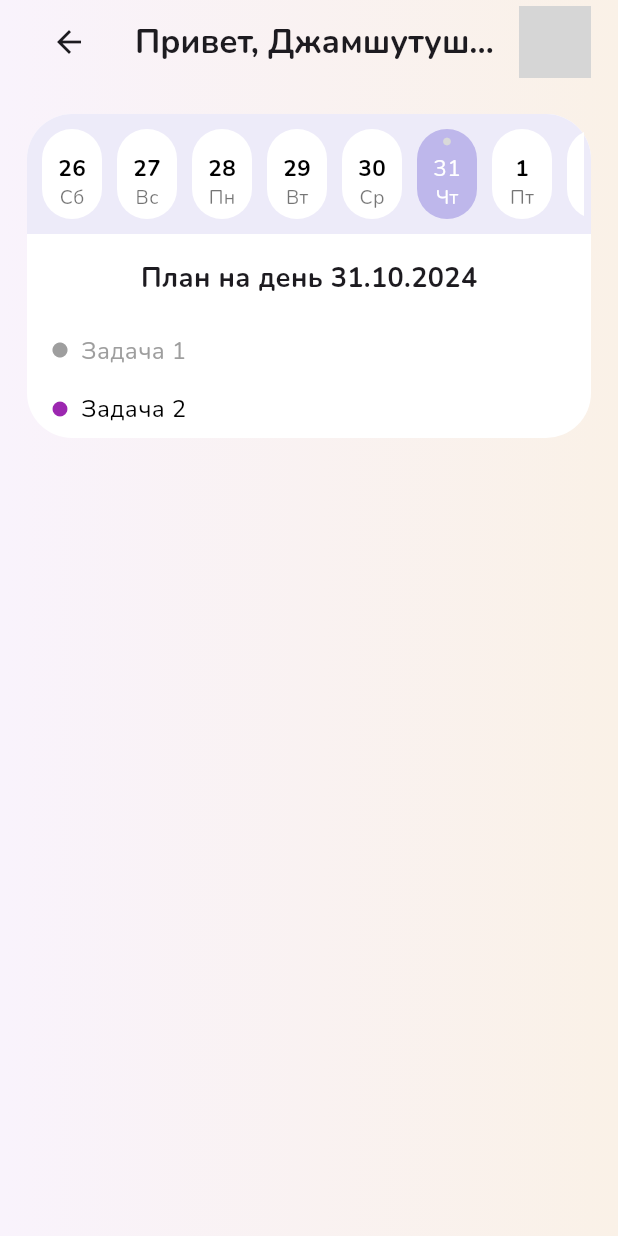
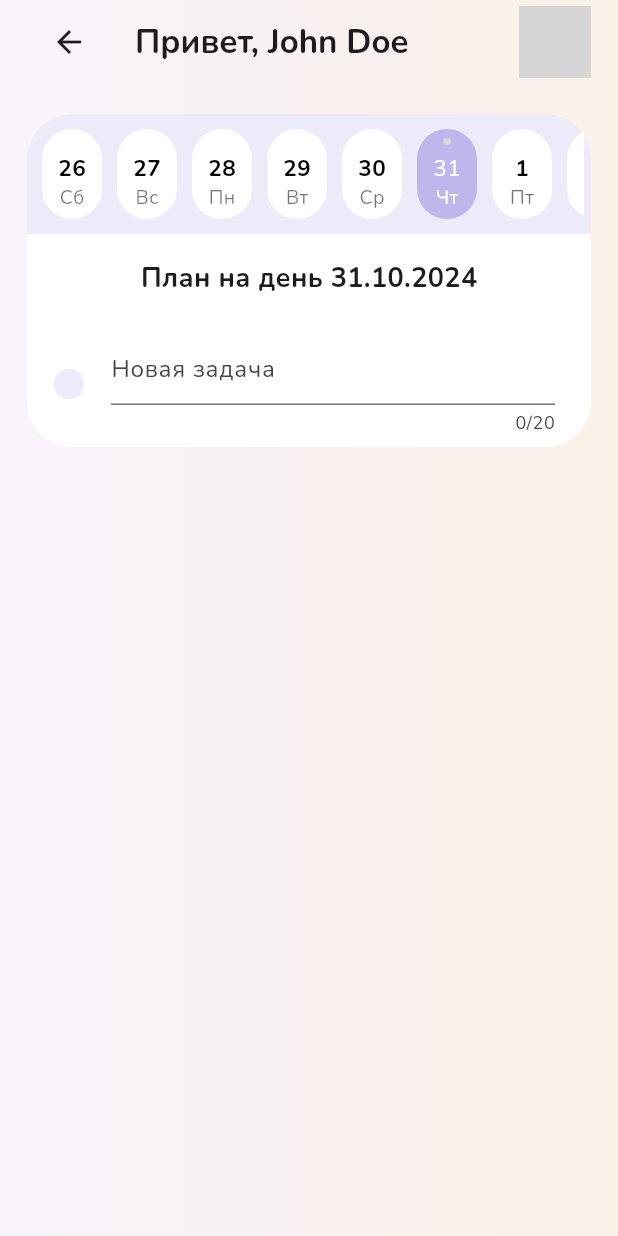
Before and after one commit to z3r002/softorium, a Flutter app: the UIHomeScreen screen opened directly, on a phone screen of 412 x 824 dp. Run offline on Flutter 3.47's test engine with Material 3 defaults, Android fonts, the light colour scheme and no system bars; our stand-ins replace auto_route, easy_localization, flutter_mobx, flutter_svg, get_it, mobx and 1 more; accounts and stored records are empty; generated files the repository leaves out were written again; network calls fail; grey boxes are pictures that could not be loaded.

```diff
--- a/lib/presenter/home/screens/home_screen.dart
+++ b/lib/presenter/home/screens/home_screen.dart
@@ -3,8 +3,15 @@ import 'package:flutter/material.dart';
 import 'package:flutter_svg/flutter_svg.dart';
 import 'package:get_it/get_it.dart';
 import 'package:softoriim/presenter/home/store/home_store.dart';
+import 'package:softoriim/presenter/home/widgets/app_bar_widget.dart';
+import 'package:softoriim/presenter/home/widgets/calendar_widget.dart';
 import 'package:softoriim/shared/consts/assets.dart';
 import 'package:softoriim/shared/consts/colors.dart';
+import 'package:mobx/mobx.dart';
+import 'package:flutter_mobx/flutter_mobx.dart';
+
+
+//https://media.istockphoto.com/id/1392783238/ru/%D1%84%D0%BE%D1%82%D0%BE/%D0%BF%D0%BE%D1%80%D1%82%D1%80%D0%B5%D1%82-%D1%83%D0%BB%D1%8B%D0%B1%D0%B0%D1%8E%D1%89%D0%B5%D0%B9%D1%81%D1%8F-%D0%B6%D0%B5%D0%BD%D1%89%D0%B8%D0%BD%D1%8B-%D0%BF%D0%BE%D0%B4%D1%80%D0%BE%D1%81%D1%82%D0%BA%D0%B0-%D1%81%D0%BC%D0%BE%D1%82%D1%80%D1%8F%D1%89%D0%B5%D0%B9-%D0%B2-%D0%BA%D0%B0%D0%BC%D0%B5%D1%80%D1%83-%D0%BD%D0%B0-%D1%81%D0%B8%D0%BD%D0%B5%D0%BC-%D1%84%D0%BE%D0%BD%D0%B5.jpg?s=612x612&w=0&k=20&c=lKnj0o2PabShTGJuiDJFlXHpK4t8PM018fd5kvVIFps=
 
 @RoutePage()
 class UIHomeScreen extends StatefulWidget {
@@ -16,14 +23,21 @@ class UIHomeScreen extends StatefulWidget {
 
 class _UIHomeScreenState extends State<UIHomeScreen> {
   final HomeStore homeStore = GetIt.I.get<HomeStore>();
+  TextEditingController newTaskController = TextEditingController();
+
+  @override
+  void initState() {
+    homeStore.loadTasks();
+    super.initState();
+  }
+
 
 
   @override
   Widget build(BuildContext context) {
-
-
     return Scaffold(
-      body: Container(
+      body: Observer(
+        builder: (_) => Container(
       padding: EdgeInsets.only(left: 18, right: 18),
       decoration: BoxDecoration(
         gradient: LinearGradient(
@@ -35,22 +49,8 @@ class _UIHomeScreenState extends State<UIHomeScreen> {
       ),
       child: Column(
         children: [
-            AppBar(
-              backgroundColor: Colors.transparent,
-              elevation: 0,
-              excludeHeaderSemantics: true,
-              title: Text(
-                'Привет, Джамшутушка',
-                style: TextStyle(fontWeight: FontWeight.w700),
-              ),
-              actions: [
-                CircleAvatar(
-                  radius: 24,
-                  backgroundImage: NetworkImage(
-                      'https://media.istockphoto.com/id/1392783238/ru/%D1%84%D0%BE%D1%82%D0%BE/%D0%BF%D0%BE%D1%80%D1%82%D1%80%D0%B5%D1%82-%D1%83%D0%BB%D1%8B%D0%B1%D0%B0%D1%8E%D1%89%D0%B5%D0%B9%D1%81%D1%8F-%D0%B6%D0%B5%D0%BD%D1%89%D0%B8%D0%BD%D1%8B-%D0%BF%D0%BE%D0%B4%D1%80%D0%BE%D1%81%D1%82%D0%BA%D0%B0-%D1%81%D0%BC%D0%BE%D1%82%D1%80%D1%8F%D1%89%D0%B5%D0%B9-%D0%B2-%D0%BA%D0%B0%D0%BC%D0%B5%D1%80%D1%83-%D0%BD%D0%B0-%D1%81%D0%B8%D0%BD%D0%B5%D0%BC-%D1%84%D0%BE%D0%BD%D0%B5.jpg?s=612x612&w=0&k=20&c=lKnj0o2PabShTGJuiDJFlXHpK4t8PM018fd5kvVIFps='),
-                ),
-              ],
-            ),
+          UIAppBarWidget(),
+
           Container(
             decoration: BoxDecoration(
               color: Colors.white,
@@ -61,94 +61,7 @@ class _UIHomeScreenState extends State<UIHomeScreen> {
               mainAxisAlignment: MainAxisAlignment.start,
               crossAxisAlignment: CrossAxisAlignment.center,
               children: [
-                  Container(
-                    height: 80,
-                    padding: EdgeInsets.symmetric(horizontal: 5),
-                    decoration: BoxDecoration(
-                        color: UIColors.cEDEBF9,
-                        borderRadius: BorderRadius.only(
-                          topLeft: Radius.circular(30),
-                          topRight: Radius.circular(30),
-                        )),
-                    child: ListView.builder(
-                      scrollDirection: Axis.horizontal,
-                      itemCount: homeStore.endDate.difference(homeStore.startDate).inDays + 1,
-                      itemBuilder: (context, index) {
-                        final date = homeStore.startDate.add(Duration(days: index));
-                        final isSelected = date.day == homeStore.selectedDate.day &&
-                            date.month == homeStore.selectedDate.month &&
-                            date.year == homeStore.selectedDate.year;
-                        final isToday = date.day == DateTime.now().day &&
-                            date.month == DateTime.now().month &&
-                            date.year == DateTime.now().year;
-
-                        return GestureDetector(
-                          onTap: () {
-                              homeStore.selectedDate = date;
-                          },
-                          child: Container(
-                            height: 30,
-                            width: 40,
-                            // Reduced width for compact appearance
-                            margin: EdgeInsets.symmetric(
-                                horizontal: 5, vertical: 10),
-                            decoration: BoxDecoration(
-                              color:
-                                  isSelected ? UIColors.cBEB7EB : Colors.white,
-                              borderRadius: BorderRadius.circular(30),
-                            ),
-                            child: Padding(
-                              padding: const EdgeInsets.only(top: 5, bottom: 5),
-                              child: Stack(
-                                alignment: Alignment.center,
-                                children: [
-                                  if (isToday)
-                                    Positioned(
-                                      top: 0,
-                                      child: Icon(
-                                        Icons.circle,
-                                        size: 6,
-                                        color: UIColors.cD9D9D9, // Цвет точки
-                                      ),
-                                    ),
-                                  Column(
-                                    mainAxisAlignment: MainAxisAlignment.center,
-                                    children: [
-                                      SizedBox(
-                                        height: 10,
-                                      ),
-                                      Text(
-                                        '${date.day}',
-                                        style: TextStyle(
-                                          fontSize: 15,
-                                          fontWeight: isSelected
-                                              ?  FontWeight.normal
-                                              :FontWeight.bold,
-                                          color: isSelected
-                                              ? UIColors.white
-                                              : Colors.black,
-                                        ),
-                                      ),
-                                      Spacer(),
-                                      Text(
-                                        _getDayOfWeek(date),
-                                        style: TextStyle(
-                                          fontSize: 13,
-                                          color: isSelected
-                                              ? UIColors.white
-                                              : Colors.black54,
-                                        ),
-                                      ),
-                                    ],
-                                  ),
-                                ],
-                              ),
-                            ),
-                          ),
-                        );
-                      },
-                    ),
-                  ),
+                UICalendarWidget(homeStore: homeStore,),
                 Padding(
                   padding: const EdgeInsets.all(16.0),
                   child: Text(
@@ -157,13 +70,72 @@ class _UIHomeScreenState extends State<UIHomeScreen> {
                     TextStyle(fontSize: 18, fontWeight: FontWeight.bold),
                   ),
                 ),
-                  ListView(
+                ListView.builder(
+                  itemCount: homeStore.filteredTasks.length + 1, // Используем filteredTasks
                   shrinkWrap: true,
-                    children: [
-                      _buildTaskItem('Задача 1', isCompleted: true),
-                      _buildTaskItem('Задача 2'),
-                    ],
+                  itemBuilder: (context, index) {
+                    if (index == homeStore.filteredTasks.length) {
+                      // Поле для добавления новой задачи
+                      return ListTile(
+                        leading: Icon(Icons.circle, color:  UIColors.cEDEBF9,),
+
+                        title: TextField(
+                          controller: newTaskController,
+                          maxLength: 20,
+                          decoration: InputDecoration(
+                            hintText: 'Новая задача',
+                          ),
+                          onSubmitted: (value) {
+                            if (value.isNotEmpty) {
+                              homeStore.addTask(value);
+                              newTaskController.clear();
+                            }
+                          },
+                        ),
+                      );
+                    } else if (homeStore.filteredTasks.isNotEmpty) {
+                      // Проверка, что список не пустой
+                      final task = homeStore.filteredTasks[index];
+                      return GestureDetector(
+                        onTap: () {
+                          homeStore.selectedTaskIndex = (homeStore.selectedTaskIndex == index) ? null : index;
+                          homeStore.tasks = [...homeStore.tasks];
+                        },
+                        onLongPress: () => homeStore.toggleTaskCompletion(index),
+                        child: Container(
+                          color: homeStore.selectedTaskIndex == index ? UIColors.cEDEBF9 : null,
+                          child: ListTile(
+
+
+                            leading: Icon(Icons.circle, color: task.isCompleted ?  UIColors.cCECECE: UIColors.cEDEBF9,),
+                            title: Text(
+                              task.title,
+                              style: TextStyle(
+                                decoration: task.isCompleted
+                                    ? TextDecoration.lineThrough
+                                    : TextDecoration.none,
+                                color: task.isCompleted ? Colors.grey : Colors.black,
+                                fontWeight: task.isCompleted ? FontWeight.normal : FontWeight.bold,
+                              ),
+                            ),
+                            trailing: homeStore.selectedTaskIndex == index
+                                ? GestureDetector(
+                                onTap: () {
+                                  homeStore.removeTask(index);
+                                  homeStore.selectedTaskIndex = null;
+                                },
+                                child: Text('Удалить', style: TextStyle(fontSize: 14, decoration: TextDecoration.underline, fontWeight: FontWeight.bold),))
+                                : null,
+                          ),
+                        ),
+                      );
+                    } else {
+                      // Если нет задач в filteredTasks
+                      return SizedBox.shrink();
+                    }
+                  },
                 )
+
 
               ],
             ),
@@ -171,50 +143,6 @@ class _UIHomeScreenState extends State<UIHomeScreen> {
         ],
       ),
     ),
-    );
-  }
-
-  String _getDayOfWeek(DateTime date) {
-    const days = ['Пн', 'Вт', 'Ср', 'Чт', 'Пт', 'Сб', 'Вс'];
-    return days[date.weekday - 1];
-  }
-
-  Widget _buildTaskItem(String title,
-      {bool isCompleted = false,
-      bool isDeletable = false,
-      bool isItalic = false}) {
-    return Padding(
-      padding: const EdgeInsets.symmetric(horizontal: 16.0, vertical: 8.0),
-      child: Row(
-        mainAxisAlignment: MainAxisAlignment.spaceBetween,
-        children: [
-          Row(
-            children: [
-              Icon(
-                Icons.circle,
-                size: 12,
-                color: isCompleted ? Colors.grey : Colors.purple,
-              ),
-              SizedBox(width: 8),
-              Text(
-                title,
-                style: TextStyle(
-                  fontSize: 16,
-                  color: isCompleted ? Colors.grey : Colors.black,
-                ),
-              ),
-            ],
-          ),
-          if (isDeletable)
-            Text(
-              'Удалить',
-              style: TextStyle(
-                color: Colors.grey,
-                decoration: TextDecoration.underline,
-              ),
-            ),
-        ],
-      ),
-    );
+    ),);
   }
 }
--- /dev/null
+++ b/lib/presenter/home/widgets/app_bar_widget.dart
@@ -0,0 +1,24 @@
+import 'package:flutter/material.dart';
+
+class UIAppBarWidget extends StatelessWidget {
+  const UIAppBarWidget({super.key});
+
+  @override
+  Widget build(BuildContext context) {
+    return AppBar(
+      backgroundColor: Colors.transparent,
+      elevation: 0,
+      excludeHeaderSemantics: true,
+      title: Text(
+        'Привет, John Doe',
+        style: TextStyle(fontWeight: FontWeight.w700),
+      ),
+      actions: [
+        CircleAvatar(
+          radius: 24,
+          backgroundImage: NetworkImage(''),
+        ),
+      ],
+    );
+  }
+}
--- /dev/null
+++ b/lib/presenter/home/widgets/calendar_widget.dart
@@ -0,0 +1,105 @@
+import 'package:flutter/material.dart';
+import 'package:flutter_mobx/flutter_mobx.dart';
+import 'package:softoriim/presenter/home/store/home_store.dart';
+import 'package:softoriim/shared/consts/assets.dart';
+import 'package:softoriim/shared/consts/colors.dart';
+
+class UICalendarWidget extends StatelessWidget {
+  const UICalendarWidget({super.key, required this.homeStore});
+  final HomeStore homeStore;
+
+  @override
+  Widget build(BuildContext context) {
+    return Observer(
+      builder:(_)=> Container(
+        height: 80,
+        padding: const EdgeInsets.symmetric(horizontal: 5),
+        decoration: const BoxDecoration(
+            color: UIColors.cEDEBF9,
+            borderRadius: BorderRadius.only(
+              topLeft: Radius.circular(30),
+              topRight: Radius.circular(30),
+            )),
+        child: ListView.builder(
+          scrollDirection: Axis.horizontal,
+          itemCount: homeStore.endDate.difference(homeStore.startDate).inDays + 1,
+          itemBuilder: (context, index) {
+            final date = homeStore.startDate.add(Duration(days: index));
+            final isSelected = date.day == homeStore.selectedDate.day &&
+                date.month == homeStore.selectedDate.month &&
+                date.year == homeStore.selectedDate.year;
+            final isToday = date.day == DateTime.now().day &&
+                date.month == DateTime.now().month &&
+                date.year == DateTime.now().year;
+
+            return GestureDetector(
+              onTap: () {
+                homeStore.selectedDate = date;
+                homeStore.tasks= [...homeStore.tasks];
+              },
+              child: Container(
+                height: 30,
+                width: 40,
+                // Reduced width for compact appearance
+                margin: const EdgeInsets.symmetric(
+                    horizontal: 5, vertical: 10),
+                decoration: BoxDecoration(
+                  color:
+                  isSelected ? UIColors.cBEB7EB : Colors.white,
+                  borderRadius: BorderRadius.circular(30),
+                ),
+                child: Padding(
+                  padding: const EdgeInsets.only(top: 5, bottom: 5),
+                  child: Stack(
+                    alignment: Alignment.center,
+                    children: [
+                      if (isToday)
+                        const Positioned(
+                          top: 0,
+                          child: Icon(
+                            Icons.circle,
+                            size: 6,
+                            color: UIColors.cD9D9D9, // Цвет точки
+                          ),
+                        ),
+                      Column(
+                        mainAxisAlignment: MainAxisAlignment.center,
+                        children: [
+                          const SizedBox(
+                            height: 10,
+                          ),
+                          Text(
+                            '${date.day}',
+                            style: TextStyle(
+                              fontSize: 15,
+                              fontWeight: isSelected
+                                  ?  FontWeight.normal
+                                  :FontWeight.bold,
+                              color: isSelected
+                                  ? UIColors.white
+                                  : Colors.black,
+                            ),
+                          ),
+                          const Spacer(),
+                          Text(
+                            homeStore.getDayOfWeek(date),
+                            style: TextStyle(
+                              fontSize: 13,
+                              color: isSelected
+                                  ? UIColors.white
+                                  : Colors.black54,
+                            ),
+                          ),
+                        ],
+                      ),
+                    ],
+                  ),
+                ),
+              ),
+            );
+          },
+        ),
+      ),
+    );
+  }
+}
--- a/lib/shared/consts/colors.dart
+++ b/lib/shared/consts/colors.dart
@@ -44,6 +44,7 @@ class UIColors{
   static const Color cBEB7EB=  Color(0xFFBEB7EB);
   static const Color cEDEBF9=  Color(0xFFEDEBF9);
   static const Color cD9D9D9=  Color(0xFFD9D9D9);
+  static const Color cCECECE=  Color(0xFFCECECE);
 
 
 }
```
Also changed, not shown: lib/data/dtos/task_dto.dart (added, +19 -0 lines), lib/presenter/home/store/home_store.dart (+66 -0 lines), lib/presenter/home/widgets/task_list_widget.dart (added, +82 -0 lines), lib/data/dtos/task_dto.g.dart (added), lib/presenter/home/store/home_store.g.dart. Lines whose indentation alone changed are shown as unchanged.
